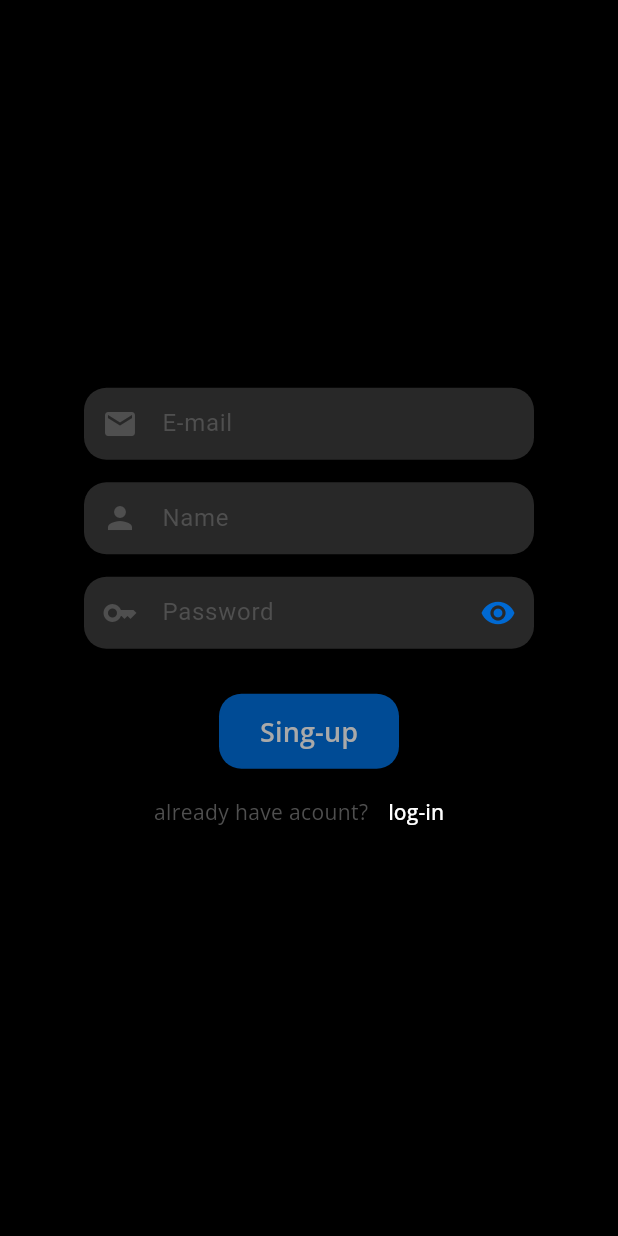
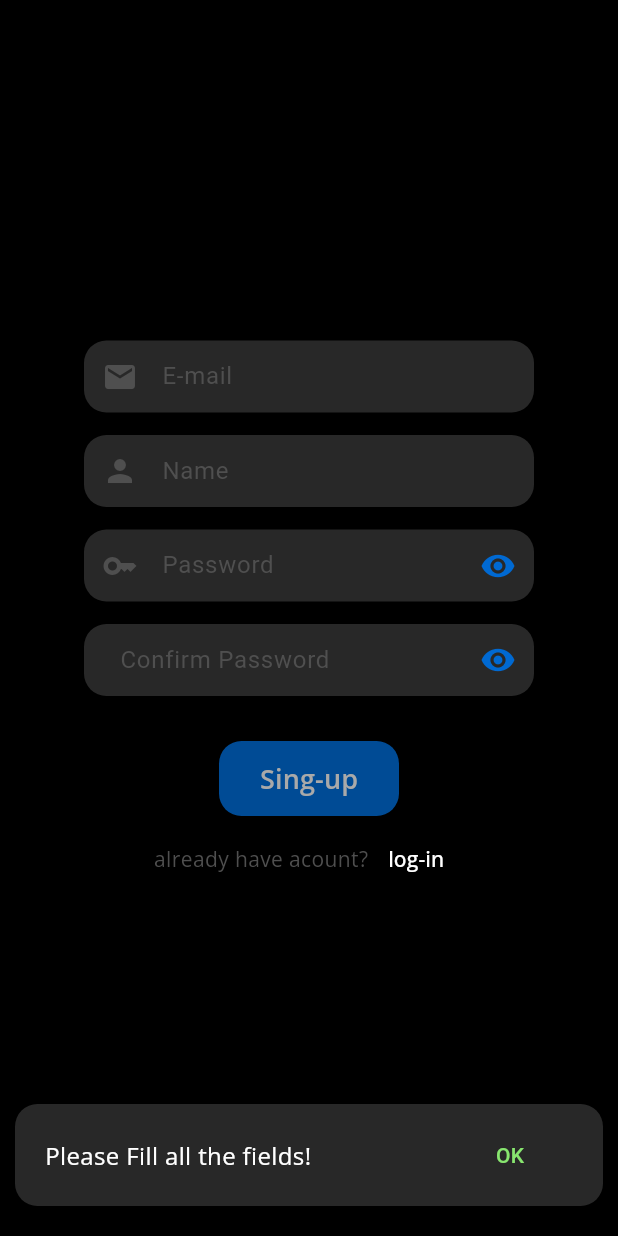
Before and after one commit to Danial-Rube/music-player-flutter, a Flutter app: the screen it shows after launch, after a tap on "Sing-up", on a phone screen of 412 x 824 dp. Run offline on Flutter 3.47's test engine with Material 3 defaults, Android fonts, the light colour scheme and no system bars; missing offline and left inert: flutter_inappwebview.

Commit message:
sing in-up page confirm completed

```diff
--- a/lib/login.dart
+++ b/lib/login.dart
@@ -1,6 +1,7 @@
 import 'package:flutter/material.dart';
 import 'package:flutter/services.dart';
 import 'package:test_app/login_singup.dart';
+import 'package:test_app/verifytool.dart';
 
 class LoginPage extends StatefulWidget {
   const LoginPage({super.key});
@@ -13,6 +14,7 @@ class _LoginPageState extends State<LoginPage> {
   final _emailController = TextEditingController();
   final _nameController = TextEditingController();
   final _passwordController = TextEditingController();
+  final _repassController = TextEditingController();
   bool _obscureText = true;
 
   @override
@@ -26,6 +28,7 @@ class _LoginPageState extends State<LoginPage> {
   @override
   Widget build(BuildContext context) {
     return Scaffold(
+      //back ground settings
       backgroundColor: const Color(0xFF000000), // رنگ بکگراند
       body: SafeArea(
         child: Center(
@@ -139,6 +142,47 @@ class _LoginPageState extends State<LoginPage> {
                   ),
                 ),
 
+                SizedBox(height: 15.0),
+
+                //فیلد کنترل دوباره پسورد
+                SizedBox(
+                  width: 300,
+                  child: TextField(
+                    controller: _repassController,
+
+                    obscureText: _obscureText,
+                    style: const TextStyle(color: Colors.white),
+                    decoration: InputDecoration(
+                      hintText: 'Confirm Password',
+                      /*prefixIcon: const Icon(
+                        Icons.key,
+                        color: Color(0xFF4F4F4F),
+                      ),*/
+                      hintStyle: TextStyle(color: Color(0xFF4F4F4F)),
+                      filled: true,
+                      fillColor: Color(0xFF282828),
+                      suffixIcon: IconButton(
+                        icon: Icon(
+                          color: Color(0xFF0069D2),
+                          _obscureText
+                              ? Icons.visibility
+                              : Icons.visibility_off,
+                        ),
+                        onPressed: () {
+                          setState(() {
+                            _obscureText = !_obscureText;
+                          });
+                        },
+                      ),
+                      border: OutlineInputBorder(
+                        borderRadius: BorderRadius.circular(15),
+                        borderSide: BorderSide.none,
+                      ),
+                      contentPadding: EdgeInsets.symmetric(horizontal: 20),
+                    ),
+                  ),
+                ),
+
                 //sing in dutton
                 const SizedBox(height: 30),
                 SizedBox(
@@ -152,11 +196,28 @@ class _LoginPageState extends State<LoginPage> {
                         borderRadius: BorderRadius.circular(15),
                       ),
                     ),
+                    // اکشن دکمه ی ثبت نام
                     onPressed: () {
                       debugPrint('email ${_emailController.text}');
                       debugPrint('name : ${_nameController.text}');
                       debugPrint(' password : ${_passwordController.text}');
+                      debugPrint(' password : ${_repassController.text}');
+
+                      bool vrifyed = ValidationHelper.verify(
+                        context,
+                        _emailController.text,
+                        _nameController.text,
+                        _passwordController.text,
+                        _repassController.text,
+                      );
+
+                      if (vrifyed) {
+                        debugPrint("verifyed");
+                      } else {
+                        debugPrint("not verifyed!");
+                      }
                     },
+
                     child: const Text(
                       'Sing-up',
                       style: TextStyle(
@@ -168,6 +229,8 @@ class _LoginPageState extends State<LoginPage> {
                     ),
                   ),
                 ),
+
+                //متن زیر دکمه ی ثبت نام
                 const SizedBox(height: 5),
                 Row(
                   mainAxisAlignment: MainAxisAlignment.center,
--- /dev/null
+++ b/lib/verifytool.dart
@@ -0,0 +1,109 @@
+import 'package:flutter/material.dart';
+
+enum ValidationError {
+  none,
+  emptyFields,
+  invalidEmail,
+  weakPassword,
+  passequalName,
+  notConfirmPassword,
+}
+
+class ValidationHelper {
+  static ValidationError getErrore(
+    String email,
+    String name,
+    String pass,
+    String repass,
+  ) {
+    if (email.isEmpty || name.isEmpty || pass.isEmpty || repass.isEmpty) {
+      return ValidationError.emptyFields;
+    }
+    //check empty
+    if (!RegExp(r'^(?=.*[A-Z])(?=.*[a-z])(?=.*\d).{8,}$').hasMatch(pass)) {
+      return ValidationError.weakPassword;
+      //check password
+    } else if (pass == name) {
+      return ValidationError.passequalName;
+      //check name == pass
+    } else if (!RegExp(r'^[\w-\.]+@([\w-]+\.)+[\w-]{2,4}$').hasMatch(email)) {
+      return ValidationError.invalidEmail;
+      //check email
+    } else if (pass != repass) {
+      return ValidationError.notConfirmPassword;
+      //Confirm paee check
+    }
+    //ok result
+    return ValidationError.none;
+  }
+
+  static void showErrorSnackBar(BuildContext context, String message) {
+    ScaffoldMessenger.of(context).showSnackBar(
+      SnackBar(
+        content: Text(
+          message,
+          style: TextStyle(
+            fontSize: 16,
+            color: Colors.white,
+            fontFamily: 'Opensans',
+          ),
+        ),
+        backgroundColor: Color(0xFF282828),
+        duration: Duration(seconds: 3),
+        margin: EdgeInsets.only(
+          bottom: 20.0, // فاصله از پایین
+          left: 10.0, // فاصله از چپ
+          right: 10.0, // فاصله از راست
+        ),
+        padding: EdgeInsets.symmetric(horizontal: 20.0, vertical: 10.0),
+        shape: RoundedRectangleBorder(
+          borderRadius: BorderRadius.circular(15), // گوشه‌های گرد
+        ),
+        behavior: SnackBarBehavior.floating, // حالت شناور
+        elevation: 6.0, // سایه
+        action: SnackBarAction(
+          label: 'OK',
+
+          textColor: Color(0xFF88E66F),
+          onPressed: () {
+            ScaffoldMessenger.of(context).hideCurrentSnackBar();
+          },
+        ),
+      ),
+    );
+  }
+
+  static bool verify(
+    BuildContext context,
+    String email,
+    String name,
+    String pass,
+    String repass,
+  ) {
+    ValidationError errore = getErrore(email, name, pass, repass);
+
+    switch (errore) {
+      case ValidationError.emptyFields:
+        showErrorSnackBar(context, "Please Fill all the fields!");
+        return false;
+
+      case ValidationError.invalidEmail:
+        showErrorSnackBar(context, "Invalid email");
+        return false;
+
+      case ValidationError.weakPassword:
+        showErrorSnackBar(context, "Choose Stronger Password");
+        return false;
+
+      case ValidationError.passequalName:
+        showErrorSnackBar(context, "Password should not be equal to name");
+        return false;
+      case ValidationError.notConfirmPassword:
+        showErrorSnackBar(context, "Password dosn't matchs !");
+        return false;
+      case ValidationError.none:
+        showErrorSnackBar(context, "Signed Up Successfully");
+        return true;
+    }
+  }
+}
```
